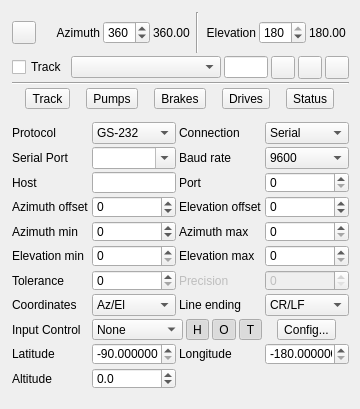
Above: plugins/feature/gs232controller/gs232controllergui.ui from srcejon/sdrangel before the change. Below: the same form after it.
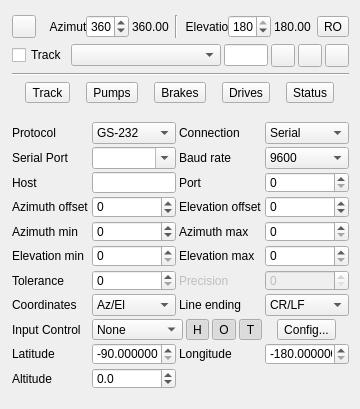
That is the form after the change. Icons and pictures are not drawn. Custom widgets are drawn as their Qt base class.

Commit message: Add read-only direction mode to GS232 controller

The edit to the form file:
```diff
--- a/plugins/feature/gs232controller/gs232controllergui.ui
+++ b/plugins/feature/gs232controller/gs232controllergui.ui
@@ -198,6 +198,16 @@
         </property>
        </widget>
       </item>
+      <item>
+       <widget class="ButtonSwitch" name="readOnly">
+        <property name="toolTip">
+         <string>Read the current direction without commanding the rotator</string>
+        </property>
+        <property name="text">
+         <string>RO</string>
+        </property>
+       </widget>
+      </item>
      </layout>
     </item>
     <item>
```
The commit also changes 5 other files.
